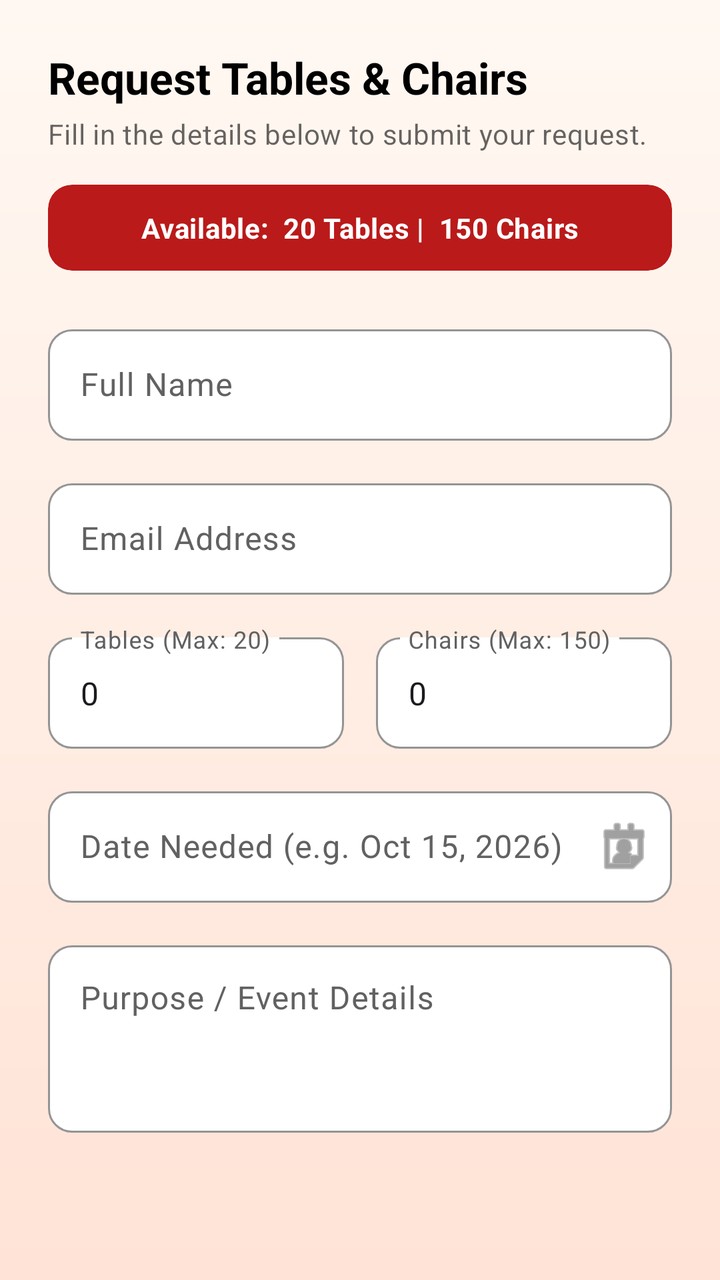
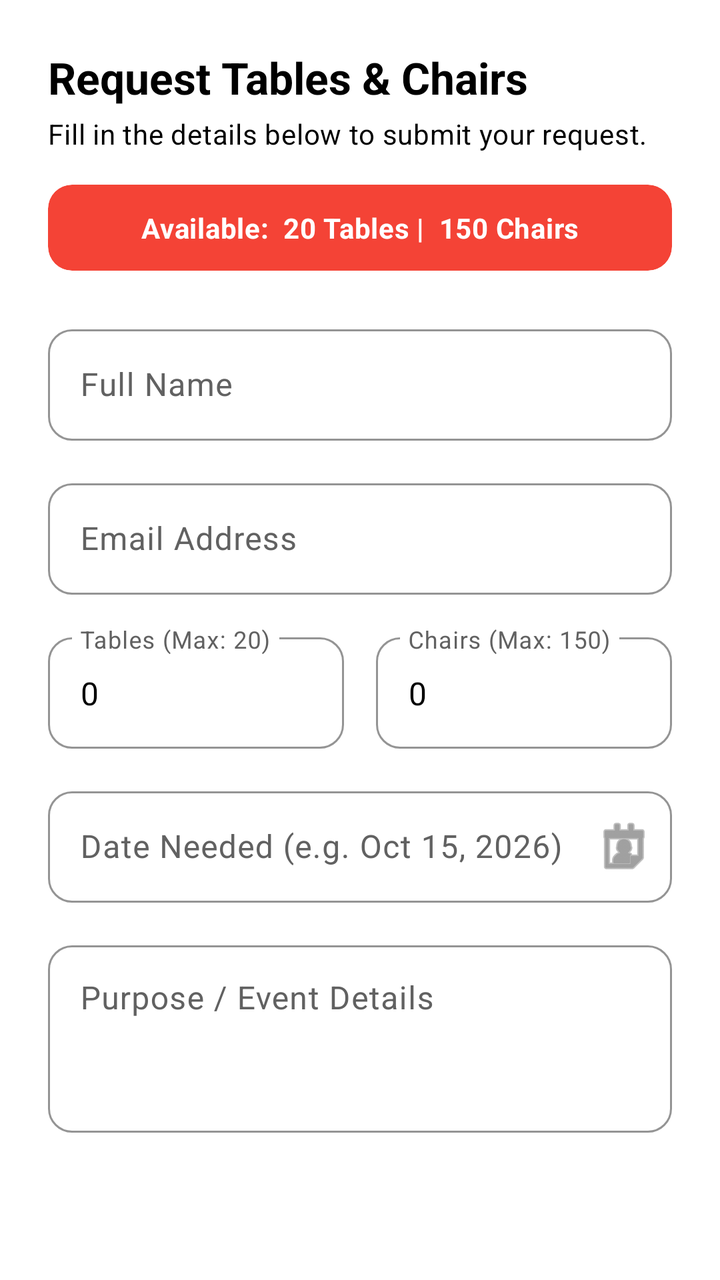

An Android layout rendered at two revisions. The XML below is the earlier revision; the diff shows what the commit changed to produce the second picture.
<!-- AndroidManifest.xml: application theme Theme.IServeKo -->
<!-- res/layout/dialog_borrow_request.xml -->
<?xml version="1.0" encoding="utf-8"?>
<ScrollView xmlns:android="http://schemas.android.com/apk/res/android"
    xmlns:app="http://schemas.android.com/apk/res-auto"
    android:layout_width="match_parent"
    android:layout_height="wrap_content"
    android:background="@drawable/designbrg_v2"
    android:clipToPadding="false"
    android:fillViewport="true">

    <LinearLayout
        android:layout_width="match_parent"
        android:layout_height="wrap_content"
        android:orientation="vertical"
        android:padding="24dp">

        <TextView
            android:id="@+id/dialogBorrowTitle"
            android:layout_width="wrap_content"
            android:layout_height="wrap_content"
            android:text="Request Tables &amp; Chairs"
            android:textAppearance="@style/TextAppearance.Material3.TitleLarge"
            android:textColor="#FF000000"
            android:textStyle="bold" />

        <TextView
            android:layout_width="wrap_content"
            android:layout_height="wrap_content"
            android:layout_marginTop="4dp"
            android:text="Fill in the details below to submit your request."
            android:textAppearance="@style/TextAppearance.Material3.BodyMedium"
            android:textColor="#99000000" />

        <com.google.android.material.card.MaterialCardView
            android:layout_width="match_parent"
            android:layout_height="wrap_content"
            android:layout_marginTop="16dp"
            app:cardBackgroundColor="#BA1A1A"
            app:cardCornerRadius="12dp"
            app:cardElevation="0dp"
            app:strokeWidth="0dp">

            <TextView
                android:id="@+id/txtDialogAvailableStock"
                android:layout_width="match_parent"
                android:layout_height="wrap_content"
                android:gravity="center"
                android:padding="12dp"
                android:text="Available:  20 Tables |  150 Chairs"
                android:textAppearance="@style/TextAppearance.Material3.BodyMedium"
                android:textColor="#FFFFFF"
                android:textStyle="bold" />
        </com.google.android.material.card.MaterialCardView>

        <com.google.android.material.textfield.TextInputLayout
            style="@style/App.InputLayout"
            android:layout_width="match_parent"
            android:layout_height="wrap_content"
            android:layout_marginTop="24dp"
            android:hint="Full Name">

            <com.google.android.material.textfield.TextInputEditText
                android:id="@+id/inputBorrowerName"
                android:layout_width="match_parent"
                android:layout_height="wrap_content"
                android:inputType="textPersonName"
                android:maxLines="1" />
        </com.google.android.material.textfield.TextInputLayout>

        <com.google.android.material.textfield.TextInputLayout
            style="@style/App.InputLayout"
            android:layout_width="match_parent"
            android:layout_height="wrap_content"
            android:layout_marginTop="16dp"
            android:hint="Email Address">

            <com.google.android.material.textfield.TextInputEditText
                android:id="@+id/inputBorrowerEmail"
                android:layout_width="match_parent"
                android:layout_height="wrap_content"
                android:inputType="textEmailAddress"
                android:maxLines="1" />
        </com.google.android.material.textfield.TextInputLayout>

        <LinearLayout
            android:layout_width="match_parent"
            android:layout_height="wrap_content"
            android:layout_marginTop="16dp"
            android:orientation="horizontal">

            <com.google.android.material.textfield.TextInputLayout
                style="@style/App.InputLayout"
                android:layout_width="0dp"
                android:layout_height="wrap_content"
                android:layout_marginEnd="8dp"
                android:layout_weight="1"
                android:hint="Tables (Max: 20)">

                <com.google.android.material.textfield.TextInputEditText
                    android:id="@+id/inputTablesCount"
                    android:layout_width="match_parent"
                    android:layout_height="wrap_content"
                    android:inputType="number"
                    android:text="0" />
            </com.google.android.material.textfield.TextInputLayout>

            <com.google.android.material.textfield.TextInputLayout
                style="@style/App.InputLayout"
                android:layout_width="0dp"
                android:layout_height="wrap_content"
                android:layout_marginStart="8dp"
                android:layout_weight="1"
                android:hint="Chairs (Max: 150)">

                <com.google.android.material.textfield.TextInputEditText
                    android:id="@+id/inputChairsCount"
                    android:layout_width="match_parent"
                    android:layout_height="wrap_content"
                    android:inputType="number"
                    android:text="0" />
            </com.google.android.material.textfield.TextInputLayout>
        </LinearLayout>

        <com.google.android.material.textfield.TextInputLayout
            style="@style/App.InputLayout"
            android:layout_width="match_parent"
            android:layout_height="wrap_content"
            android:layout_marginTop="16dp"
            android:hint="Date Needed (e.g. Oct 15, 2026)"
            app:endIconDrawable="@android:drawable/ic_menu_my_calendar"
            app:endIconMode="custom">

            <com.google.android.material.textfield.TextInputEditText
                android:id="@+id/inputBorrowDate"
                android:layout_width="match_parent"
                android:layout_height="wrap_content"
                android:inputType="date|text"
                android:maxLines="1" />
        </com.google.android.material.textfield.TextInputLayout>

        <com.google.android.material.textfield.TextInputLayout
            style="@style/App.InputLayout"
            android:layout_width="match_parent"
            android:layout_height="wrap_content"
            android:layout_marginTop="16dp"
            android:hint="Purpose / Event Details">

            <com.google.android.material.textfield.TextInputEditText
                android:id="@+id/inputPurpose"
                android:layout_width="match_parent"
                android:layout_height="wrap_content"
                android:gravity="top"
                android:inputType="textMultiLine"
                android:minLines="3" />
        </com.google.android.material.textfield.TextInputLayout>

    </LinearLayout>
</ScrollView>
<!-- resources referenced by this layout -->
<resources>
  <!-- drawable designbrg_v2 (drawable) -->
  <?xml version="1.0" encoding="utf-8"?>
  <shape xmlns:android="http://schemas.android.com/apk/res/android">
      <gradient android:type = "linear" android:angle="100"
          android:startColor="#FFF8F2" android:endColor="#FFE3D6"/>
  </shape>
  <style name="App.InputLayout" parent="Widget.Material3.TextInputLayout.OutlinedBox">
          <item name="boxCornerRadiusTopStart">12dp</item>
          <item name="boxCornerRadiusTopEnd">12dp</item>
          <item name="boxCornerRadiusBottomStart">12dp</item>
          <item name="boxCornerRadiusBottomEnd">12dp</item>
          <item name="boxBackgroundColor">#FFFFFF</item>
          <item name="boxStrokeColor">#BA1A1A</item>
          <item name="boxStrokeWidth">1dp</item>
          <item name="boxStrokeWidthFocused">2dp</item>
          <item name="hintTextColor">#BA1A1A</item>
      </style>
  <style name="Theme.IServeKo" parent="Base.Theme.IServeKo" />
  <style name="Base.Theme.IServeKo" parent="Theme.Material3.DayNight.NoActionBar">
          <item name="colorPrimary">@color/primary</item>
          <item name="colorOnPrimary">@color/onPrimary</item>
          <item name="colorPrimaryContainer">@color/primaryContainer</item>
          <item name="colorOnPrimaryContainer">@color/onPrimaryContainer</item>
  
          <item name="colorSecondary">@color/secondary</item>
          <item name="colorOnSecondary">@color/onSecondary</item>
          <item name="colorSecondaryContainer">@color/secondaryContainer</item>
          <item name="colorOnSecondaryContainer">@color/onSecondaryContainer</item>
  
          <item name="android:colorBackground">@color/white</item>
          <item name="colorSurface">@color/surface</item>
          <item name="colorOnSurface">@color/onSurface</item>
          <item name="colorSurfaceVariant">@color/surfaceVariant</item>
          <item name="colorOnSurfaceVariant">@color/onSurfaceVariant</item>
  
          <item name="android:statusBarColor">#F44336</item>
          <item name="android:windowLightStatusBar">false</item>
          <item name="android:navigationBarColor">@color/white</item>
      </style>
  <color name="primary">#F44336</color>
  <color name="onPrimary">#FFFFFF</color>
  <color name="primaryContainer">#FFEBEE</color>
  <color name="onPrimaryContainer">#C62828</color>
  <color name="secondary">#F44336</color>
  <color name="onSecondary">#FFFFFF</color>
  <color name="secondaryContainer">#FFEBEE</color>
  <color name="onSecondaryContainer">#C62828</color>
  <color name="white">#FFFFFFFF</color>
  <color name="surface">#FFFFFF</color>
  <color name="onSurface">#1C1B1F</color>
  <color name="surfaceVariant">#F5F5F5</color>
  <color name="onSurfaceVariant">#616161</color>
</resources>

<!-- the commit's change to res/layout/dialog_borrow_request.xml (unified diff, before → after) -->
@@ -28,13 +28,13 @@
             android:layout_marginTop="4dp"
             android:text="Fill in the details below to submit your request."
             android:textAppearance="@style/TextAppearance.Material3.BodyMedium"
-            android:textColor="#99000000" />
+            android:textColor="#FF000000" />
 
         <com.google.android.material.card.MaterialCardView
             android:layout_width="match_parent"
             android:layout_height="wrap_content"
             android:layout_marginTop="16dp"
-            app:cardBackgroundColor="#BA1A1A"
+            app:cardBackgroundColor="#F44336"
             app:cardCornerRadius="12dp"
             app:cardElevation="0dp"
             app:strokeWidth="0dp">
@@ -47,7 +47,7 @@
                 android:padding="12dp"
                 android:text="Available:  20 Tables |  150 Chairs"
                 android:textAppearance="@style/TextAppearance.Material3.BodyMedium"
-                android:textColor="#FFFFFF"
+                android:textColor="#FFFFFFFF"
                 android:textStyle="bold" />
         </com.google.android.material.card.MaterialCardView>
 
<!-- resource entries referenced after the edit -->
@@ -3,19 +3,18 @@
   <!-- drawable designbrg_v2 (drawable) -->
   <?xml version="1.0" encoding="utf-8"?>
   <shape xmlns:android="http://schemas.android.com/apk/res/android">
-      <gradient android:type = "linear" android:angle="100"
-          android:startColor="#FFF8F2" android:endColor="#FFE3D6"/>
+       <solid android:color="#FFFFFFFF"/>
   </shape>
   <style name="App.InputLayout" parent="Widget.Material3.TextInputLayout.OutlinedBox">
           <item name="boxCornerRadiusTopStart">12dp</item>
           <item name="boxCornerRadiusTopEnd">12dp</item>
           <item name="boxCornerRadiusBottomStart">12dp</item>
           <item name="boxCornerRadiusBottomEnd">12dp</item>
-          <item name="boxBackgroundColor">#FFFFFF</item>
-          <item name="boxStrokeColor">#BA1A1A</item>
+          <item name="boxBackgroundColor">#FFFFFFFF</item>
+          <item name="boxStrokeColor">#F44336</item>
           <item name="boxStrokeWidth">1dp</item>
           <item name="boxStrokeWidthFocused">2dp</item>
-          <item name="hintTextColor">#BA1A1A</item>
+          <item name="hintTextColor">#F44336</item>
       </style>
   <style name="Theme.IServeKo" parent="Base.Theme.IServeKo" />
   <style name="Base.Theme.IServeKo" parent="Theme.Material3.DayNight.NoActionBar">
@@ -40,16 +39,16 @@
           <item name="android:navigationBarColor">@color/white</item>
       </style>
   <color name="primary">#F44336</color>
-  <color name="onPrimary">#FFFFFF</color>
+  <color name="onPrimary">#FFFFFFFF</color>
   <color name="primaryContainer">#FFEBEE</color>
-  <color name="onPrimaryContainer">#C62828</color>
+  <color name="onPrimaryContainer">#F44336</color>
   <color name="secondary">#F44336</color>
-  <color name="onSecondary">#FFFFFF</color>
+  <color name="onSecondary">#FFFFFFFF</color>
   <color name="secondaryContainer">#FFEBEE</color>
-  <color name="onSecondaryContainer">#C62828</color>
+  <color name="onSecondaryContainer">#F44336</color>
   <color name="white">#FFFFFFFF</color>
-  <color name="surface">#FFFFFF</color>
-  <color name="onSurface">#1C1B1F</color>
+  <color name="surface">#FFFFFFFF</color>
+  <color name="onSurface">#FF000000</color>
   <color name="surfaceVariant">#F5F5F5</color>
   <color name="onSurfaceVariant">#616161</color>
 </resources>
